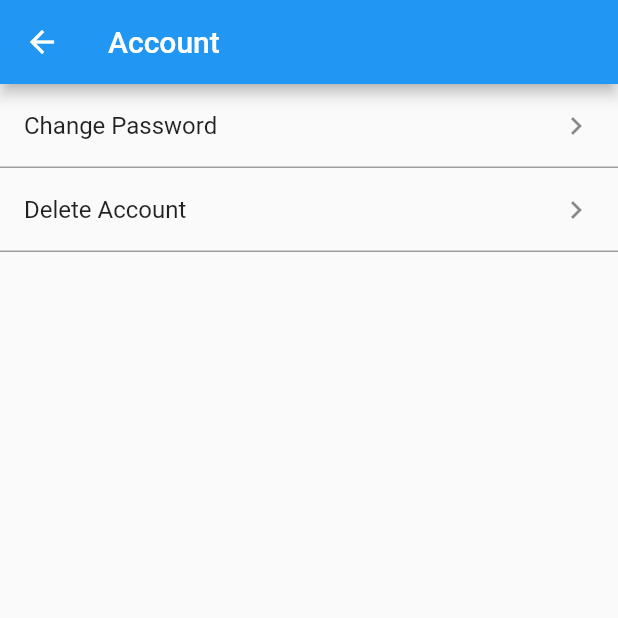
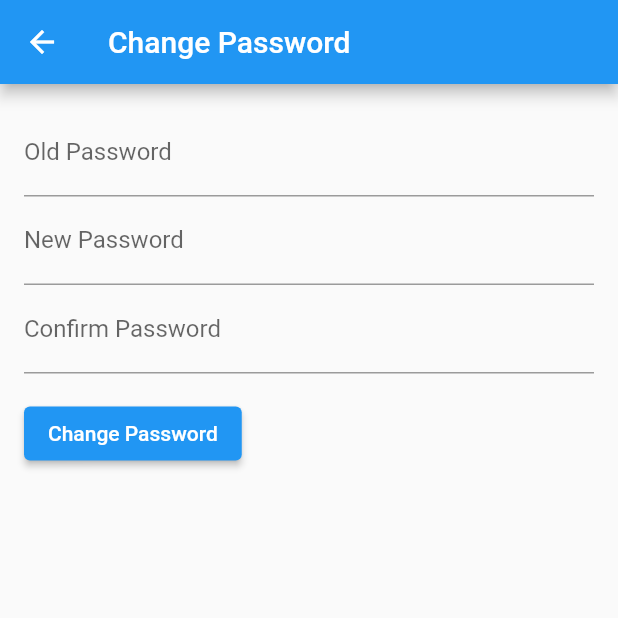
Before and after one commit to harsh1715/PropertyPal, a Flutter app: the AccountScreen screen opened directly, after a tap on "Change Password", on a phone screen of 412 x 824 dp, the top half of it. Run offline on Flutter 3.47's test engine with Material 2 defaults, Android fonts, the phone set to English and light mode, and no system bars; our stand-ins replace cloud_firestore, firebase_auth, firebase_core, flutter_local_notifications, flutter_svg, timezone; accounts and stored records are empty.

Commit message:
update password done

```diff
--- a/lib/screens/settings/account_screen.dart
+++ b/lib/screens/settings/account_screen.dart
@@ -1,6 +1,7 @@
 import 'package:flutter/material.dart';
 import 'package:firebase_auth/firebase_auth.dart';
 import '../../services/auth_service.dart';
+import 'change_password.dart';
 
 class AccountScreen extends StatefulWidget {
   const AccountScreen({Key? key});
@@ -21,6 +22,29 @@ class _AccountState extends State<AccountScreen> {
   }
 
   @override
+  // Widget build(BuildContext context) {
+  //   return Scaffold(
+  //     appBar: AppBar(
+  //       title: Text('Account'),
+  //     ),
+  //     body: _user != null
+  //         ? Column(
+  //       crossAxisAlignment: CrossAxisAlignment.start,
+  //       children: <Widget>[
+  //         buildListTile("Change Password", () {
+  //           // Handle change password
+  //         }),
+  //         buildListTile("Delete Account", () {
+  //           showDeleteConfirmationDialog(context, _authService);
+  //         }),
+  //       ],
+  //     )
+  //         : Center(
+  //       child: CircularProgressIndicator(),
+  //     ),
+  //   );
+  // }
+  @override
   Widget build(BuildContext context) {
     return Scaffold(
       appBar: AppBar(
@@ -31,7 +55,12 @@ class _AccountState extends State<AccountScreen> {
         crossAxisAlignment: CrossAxisAlignment.start,
         children: <Widget>[
           buildListTile("Change Password", () {
-            // Handle change password
+            Navigator.push(
+              context,
+              MaterialPageRoute(
+                builder: (context) => ChangePasswordScreen(),
+              ),
+            );
           }),
           buildListTile("Delete Account", () {
             showDeleteConfirmationDialog(context, _authService);
--- /dev/null
+++ b/lib/screens/settings/change_password.dart
@@ -0,0 +1,118 @@
+import 'package:cloud_firestore/cloud_firestore.dart';
+import 'package:flutter/material.dart';
+import 'package:firebase_auth/firebase_auth.dart';
+import '../../services/auth_service.dart';
+
+
+class ChangePasswordScreen extends StatefulWidget {
+  const ChangePasswordScreen({Key? key});
+
+  @override
+  State<ChangePasswordScreen> createState() => _ChangePasswordScreenState();
+}
+
+class _ChangePasswordScreenState extends State<ChangePasswordScreen> {
+  late User? _user;
+  late AuthService _authService;
+  final _formKey = GlobalKey<FormState>();
+  final _oldPasswordController = TextEditingController();
+  final _newPasswordController = TextEditingController();
+  final _confirmPasswordController = TextEditingController();
+
+  @override
+  void initState() {
+    super.initState();
+    _user = FirebaseAuth.instance.currentUser;
+    _authService = AuthService();
+  }
+
+  @override
+  Widget build(BuildContext context) {
+    return Scaffold(
+      appBar: AppBar(
+        title: Text('Change Password'),
+      ),
+      body: Padding(
+        padding: const EdgeInsets.all(16.0),
+        child: Form(
+          key: _formKey,
+          child: Column(
+            crossAxisAlignment: CrossAxisAlignment.start,
+            children: <Widget>[
+              TextFormField(
+                controller: _oldPasswordController,
+                obscureText: true,
+                decoration: InputDecoration(
+                  labelText: 'Old Password',
+                ),
+                validator: (value) {
+                  if (value == null || value.isEmpty) {
+                    return 'Please enter your old password';
+                  }
+                  return null;
+                },
+              ),
+              TextFormField(
+                controller: _newPasswordController,
+                obscureText: true,
+                decoration: InputDecoration(
+                  labelText: 'New Password',
+                ),
+                validator: (value) {
+                  if (value == null || value.isEmpty) {
+                    return 'Please enter your new password';
+                  }
+                  return null;
+                },
+              ),
+              TextFormField(
+                controller: _confirmPasswordController,
+                obscureText: true,
+                decoration: InputDecoration(
+                  labelText: 'Confirm Password',
+                ),
+                validator: (value) {
+                  if (value == null || value.isEmpty) {
+                    return 'Please confirm your new password';
+                  }
+                  if (value != _newPasswordController.text) {
+                    return 'Passwords do not match';
+                  }
+                  return null;
+                },
+              ),
+              SizedBox(height: 16),
+              ElevatedButton(
+                onPressed: () {
+                  if (_formKey.currentState!.validate()) {
+                    _changePassword();
+                  }
+                },
+                child: Text('Change Password'),
+              ),
+            ],
+          ),
+        ),
+      ),
+    );
+  }
+
+  void _changePassword() async {
+    try {
+      await _authService.changePassword(
+        _oldPasswordController.text,
+        _newPasswordController.text,
+      );
+      ScaffoldMessenger.of(context).showSnackBar(
+        SnackBar(content: Text('Password changed successfully')),
+      );
+      var userID = FirebaseAuth.instance.currentUser!.uid;
+      DocumentReference documentReference = FirebaseFirestore.instance.collection('users').doc(userID);
+      await documentReference.update({'password': _newPasswordController.text,});
+
+      Navigator.pop(context);
+    } catch (error) {
+      ScaffoldMessenger.of(context).showSnackBar(SnackBar(content: Text('Failed to change password: $error')),);
+    }
+  }
+}
```
Also changed, not shown: lib/services/auth_service.dart (+110 -9 lines).
